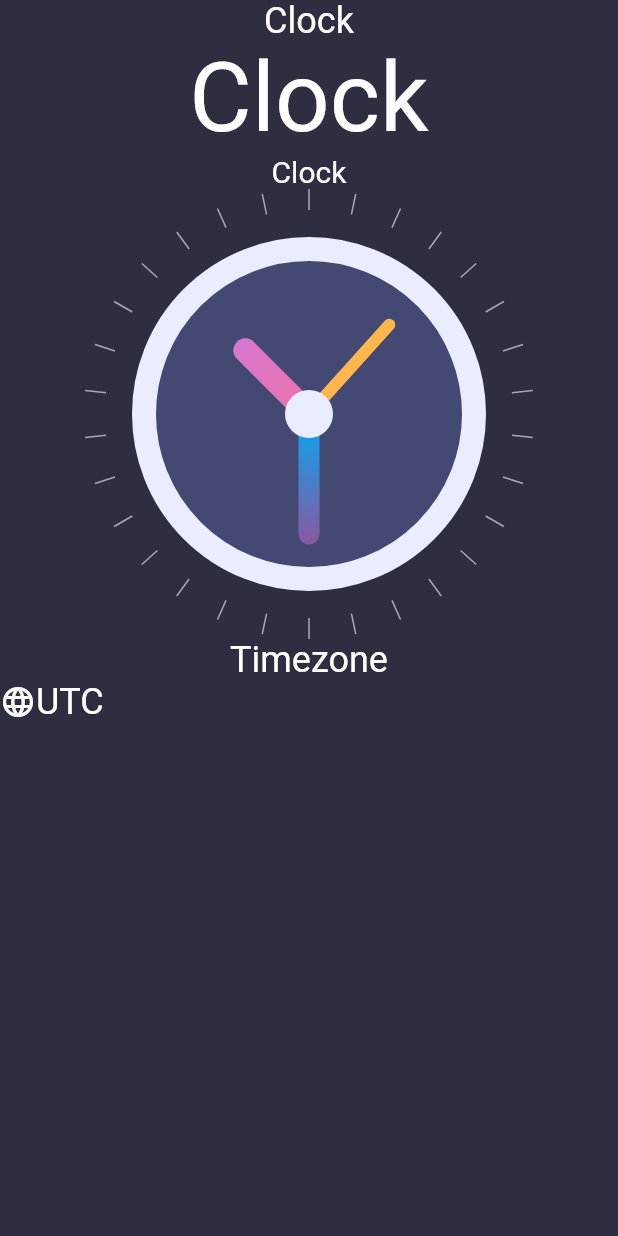
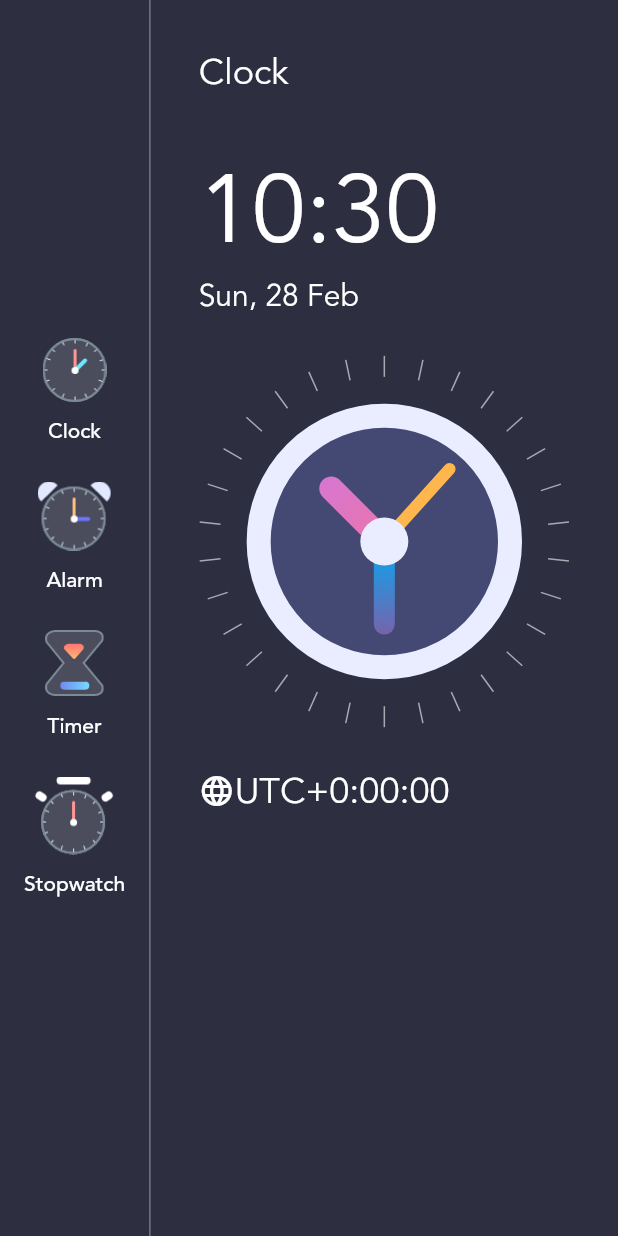
Before and after one commit to sabil62/animated-clock, a Flutter app: the screen it shows after launch, on a phone screen of 412 x 824 dp. Run offline on Flutter 3.47's test engine with Material 2 defaults, Android fonts, the light colour scheme and no system bars.

Commit message:
sidebar creted

```diff
--- a/lib/clock_view.dart
+++ b/lib/clock_view.dart
@@ -74,18 +74,18 @@ class ClockPainter extends CustomPainter {
     //the small circle z-index is greater then hands
     //the maths is simple (centerPoint + lengthOfHand * rotation)
     //(pi / 180) is 1 degree hai in all 360 degree rotation
-    var minHandX = centerX + 80 * cos(dateTime.minute * 6 * (pi / 180));
+    var minHandX = centerX + 55 * cos(dateTime.minute * 6 * (pi / 180));
     //(pi/180 is 1degree)
-    var minHandY = centerY + 80 * sin(dateTime.minute * 6 * (pi / 180));
+    var minHandY = centerY + 55 * sin(dateTime.minute * 6 * (pi / 180));
     canvas.drawLine(center, Offset(minHandX, minHandY), minHand);
-    var secHandX = centerX + 80 * cos(dateTime.second * 6 * pi / 180);
-    var secHandY = centerX + 80 * sin(dateTime.second * 6 * pi / 180);
+    var secHandX = centerX + 65 * cos(dateTime.second * 6 * pi / 180);
+    var secHandY = centerY + 65 * sin(dateTime.second * 6 * pi / 180);
     canvas.drawLine(center, Offset(secHandX, secHandY), secHand);
     //EACH minute le half degree badauxa
     var hourHandX = centerX +
-        60 * cos((dateTime.hour * 30 + dateTime.minute * 0.5) * (pi / 180));
-    var hourHandY = centerX +
-        60 * sin((dateTime.hour * 30 + dateTime.minute * 0.5) * (pi / 180));
+        50 * cos((dateTime.hour * 30 + dateTime.minute * 0.5) * (pi / 180));
+    var hourHandY = centerY +
+        50 * sin((dateTime.hour * 30 + dateTime.minute * 0.5) * (pi / 180));
     canvas.drawLine(center, Offset(hourHandX, hourHandY), hourHand);
     canvas.drawCircle(center, 16, smallCenter);
 
@@ -96,10 +96,10 @@ class ClockPainter extends CustomPainter {
     var innerCircleRadius = radius - 14;
     for (double i = 0; i < 360; i += 12) {
       var x1 = centerX + outerCircleRadius * cos(i * pi / 180);
-      var y1 = centerX + outerCircleRadius * sin(i * pi / 180);
+      var y1 = centerY + outerCircleRadius * sin(i * pi / 180);
 
       var x2 = centerX + innerCircleRadius * cos(i * pi / 180);
-      var y2 = centerX + innerCircleRadius * sin(i * pi / 180);
+      var y2 = centerY + innerCircleRadius * sin(i * pi / 180);
       canvas.drawLine(Offset(x1, y1), Offset(x2, y2), dashBrush);
     }
   }
--- a/lib/homepage.dart
+++ b/lib/homepage.dart
@@ -1,5 +1,7 @@
 import 'package:animated_clock/clock_view.dart';
+import 'package:animated_clock/json/sidebar.dart';
 import 'package:flutter/material.dart';
+import 'package:intl/intl.dart';
 
 class HomePage extends StatefulWidget {
   @override
@@ -9,28 +11,68 @@ class HomePage extends StatefulWidget {
 class _HomePageState extends State<HomePage> {
   @override
   Widget build(BuildContext context) {
+    var formattedTime = DateFormat("HH:mm").format(DateTime.now());
+    var formattedDate = DateFormat("EEE, d MMM").format(DateTime.now());
+
+    var timezoneString =
+        DateTime.now().timeZoneOffset.toString().split(".").first;
+    var offsetSign = '';
+    if (!timezoneString.startsWith("-")) {
+      offsetSign = "+";
+      print(timezoneString);
+    }
+
     return Scaffold(
         backgroundColor: Color(0xFF2D2F41),
-        body: Center(
+        body: Row(
+          children: [
+            Column(
+              mainAxisAlignment: MainAxisAlignment.center,
+              children: List.generate(sidebars.length, (index) {
+                return Padding(
+                  padding: const EdgeInsets.symmetric(vertical: 12),
+                  child: sideItems(
+                      sidebars[index]["assets"], sidebars[index]["text"]),
+                );
+              }),
+            ),
+            VerticalDivider(
+              width: 1,
+              color: Colors.white.withOpacity(0.5),
+            ),
+            Expanded(
+              child: Padding(
+                padding: const EdgeInsets.all(32.0),
+                child: Container(
+                  // padding: const EdgeInsets.all(32),
                   child: Column(
+                    crossAxisAlignment: CrossAxisAlignment.start,
                     children: [
                       Text(
                         "Clock",
-                style: TextStyle(fontSize: 24, color: Colors.white),
+                        style: TextStyle(
+                            fontSize: 24,
+                            color: Colors.white,
+                            fontFamily: "avenir"),
+                      ),
+                      SizedBox(
+                        height: 32,
                       ),
                       Text(
-                "Clock",
-                style: TextStyle(fontSize: 64, color: Colors.white),
+                        formattedTime,
+                        style: TextStyle(
+                            fontSize: 64,
+                            color: Colors.white,
+                            fontFamily: "avenir"),
                       ),
                       Text(
-                "Clock",
-                style: TextStyle(fontSize: 20, color: Colors.white),
+                        formattedDate,
+                        style: TextStyle(
+                            fontSize: 20,
+                            color: Colors.white,
+                            fontFamily: "avenir"),
                       ),
                       ClockView(),
-              Text(
-                "Timezone",
-                style: TextStyle(fontSize: 24, color: Colors.white),
-              ),
                       Row(
                         children: [
                           Icon(
@@ -38,13 +80,20 @@ class _HomePageState extends State<HomePage> {
                             color: Colors.white,
                           ),
                           Text(
-                    "UTC",
-                    style: TextStyle(fontSize: 24, color: Colors.white),
+                            "UTC" + offsetSign + timezoneString,
+                            style: TextStyle(
+                                fontSize: 24,
+                                color: Colors.white,
+                                fontFamily: "avenir"),
                           )
                         ],
                       )
                     ],
                   ),
+                ),
+              ),
+            ),
+          ],
         )
 
         //  Container(
@@ -54,4 +103,25 @@ class _HomePageState extends State<HomePage> {
         // ),
         );
   }
+
+  FlatButton sideItems(asset, text) {
+    return FlatButton(
+      onPressed: () {},
+      child: Column(
+        children: [
+          Image.asset(
+            asset,
+            scale: 1.5,
+          ),
+          SizedBox(
+            height: 10,
+          ),
+          Text(
+            text,
+            style: TextStyle(color: Colors.white, fontFamily: "avenir"),
+          )
+        ],
+      ),
+    );
   }
+}
--- /dev/null
+++ b/lib/json/sidebar.dart
@@ -0,0 +1,6 @@
+List sidebars = [
+  {"assets": "assets/clock_icon.png", "text": "Clock"},
+  {"assets": "assets/alarm_icon.png", "text": "Alarm"},
+  {"assets": "assets/timer_icon.png", "text": "Timer"},
+  {"assets": "assets/stopwatch_icon.png", "text": "Stopwatch"},
+];
```
Also changed, not shown: pubspec.yaml (+13 -14 lines), assets/add_alarm.png (added), assets/alarm_icon.png (added), assets/clock_icon.png (added), assets/fonts/Avenir-Book.ttf (added), assets/fonts/Avenir-Heavy.ttf (added), assets/fonts/Avenir-Light.ttf (added), assets/fonts/Avenir-Medium.ttf (added), assets/stopwatch_icon.png (added), assets/timer_icon.png (added). Lines whose indentation alone changed are shown as unchanged.
